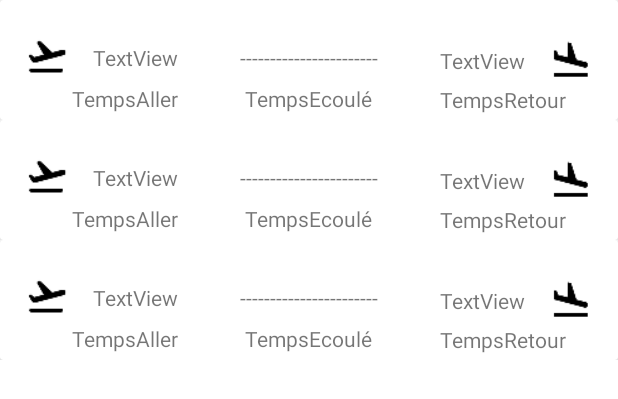
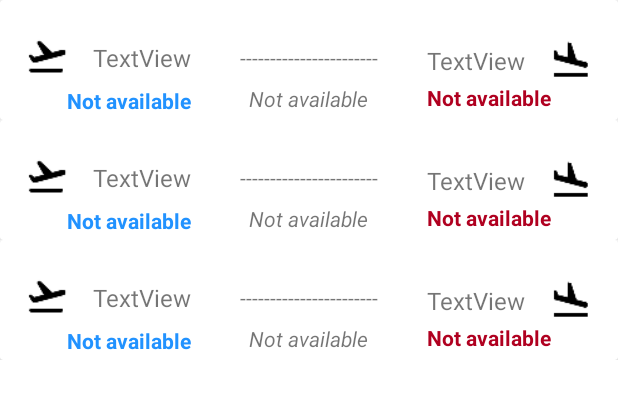
Before and after one commit to salifou-root163/M2_DFS_ANDROID, an Android app: the layout fragment_flight_list.xml on its own in the app's theme, with its tools: preview values and no code run, on a phone screen of 412 x 824 dp. Shown: the top 399 px of the screen. Run offline under Robolectric (Android 15) with nearby library versions, the phone set to English and light mode, and no system bars.

Commit message:
Modification de l'affichage

```diff
--- a/app/src/main/res/layout/item_flight.xml
+++ b/app/src/main/res/layout/item_flight.xml
@@ -42,6 +42,7 @@
                 android:layout_height="wrap_content"
                 android:layout_marginStart="16dp"
                 android:text="TextView"
+                android:textSize="16sp"
                 app:layout_constraintBottom_toBottomOf="@+id/departure"
                 app:layout_constraintStart_toEndOf="@+id/departure"
                 app:layout_constraintTop_toTopOf="@+id/departure" />
@@ -62,6 +63,7 @@
                 android:layout_height="wrap_content"
                 android:layout_marginEnd="16dp"
                 android:text="TextView"
+                android:textSize="16sp"
                 app:layout_constraintBottom_toBottomOf="@+id/arrival"
                 app:layout_constraintEnd_toStartOf="@+id/arrival"
                 app:layout_constraintTop_toTopOf="@+id/arrival" />
@@ -82,7 +84,9 @@
                 android:layout_height="wrap_content"
                 android:layout_marginStart="60dp"
                 android:layout_marginTop="8dp"
-                android:text="TempsAller"
+                android:text="Not available"
+                android:textColor="@color/departureHour"
+                android:textStyle="bold"
                 app:layout_constraintEnd_toEndOf="@+id/departureCity"
                 app:layout_constraintHorizontal_bias="1.0"
                 app:layout_constraintStart_toStartOf="parent"
@@ -95,7 +99,9 @@
                 android:layout_marginTop="26dp"
                 android:layout_marginEnd="60dp"
                 android:layout_marginBottom="4dp"
-                android:text="TempsRetour"
+                android:text="Not available"
+                android:textColor="@color/design_default_color_error"
+                android:textStyle="bold"
                 app:layout_constraintBottom_toBottomOf="parent"
                 app:layout_constraintEnd_toEndOf="parent"
                 app:layout_constraintHorizontal_bias="0.0"
@@ -109,7 +115,8 @@
                 android:layout_height="wrap_content"
                 android:layout_marginTop="27dp"
                 android:layout_marginBottom="4dp"
-                android:text="TempsEcoulé"
+                android:text="Not available"
+                android:textStyle="italic"
                 app:layout_constraintBottom_toBottomOf="parent"
                 app:layout_constraintEnd_toEndOf="@+id/textView6"
                 app:layout_constraintHorizontal_bias="0.466"
--- a/app/src/main/res/values/colors.xml
+++ b/app/src/main/res/values/colors.xml
@@ -8,4 +8,5 @@
     <color name="black">#FF000000</color>
     <color name="white">#FFFFFFFF</color>
     <color name="custom">#A83083FB</color>
+    <color name="departureHour">#2192FF</color>
 </resources>
```
